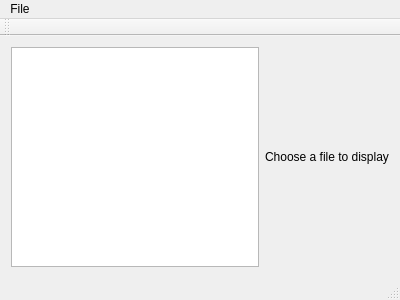
Above: src/mainwindow.ui from JanSimek/GECKed before the change. Below: the same form after it.
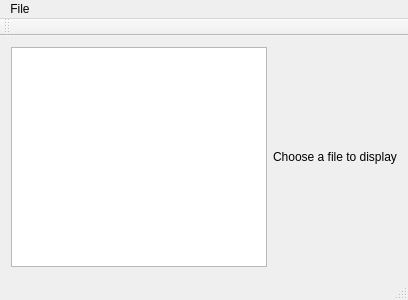
That is the form after the change.

What changed in the file:
```diff
--- a/src/mainwindow.ui
+++ b/src/mainwindow.ui
@@ -14,16 +14,36 @@
    <string>GECKed - a Fallout 2 game editor</string>
   </property>
   <widget class="QWidget" name="centralWidget">
+   <layout class="QVBoxLayout" name="verticalLayout">
+    <item>
    <layout class="QHBoxLayout" name="horizontalLayout">
+      <property name="sizeConstraint">
+       <enum>QLayout::SetMaximumSize</enum>
+      </property>
     <item>
-     <widget class="QTreeView" name="treeView"/>
+       <widget class="QTreeView" name="treeView">
+        <property name="sizePolicy">
+         <sizepolicy hsizetype="MinimumExpanding" vsizetype="Expanding">
+          <horstretch>1</horstretch>
+          <verstretch>0</verstretch>
+         </sizepolicy>
+        </property>
+       </widget>
     </item>
     <item>
      <widget class="QLabel" name="label">
+        <property name="sizePolicy">
+         <sizepolicy hsizetype="Maximum" vsizetype="Maximum">
+          <horstretch>3</horstretch>
+          <verstretch>0</verstretch>
+         </sizepolicy>
+        </property>
       <property name="text">
        <string>Choose a file to display</string>
       </property>
      </widget>
+      </item>
+     </layout>
     </item>
    </layout>
   </widget>
```
Lines whose indentation alone changed are shown as unchanged.
